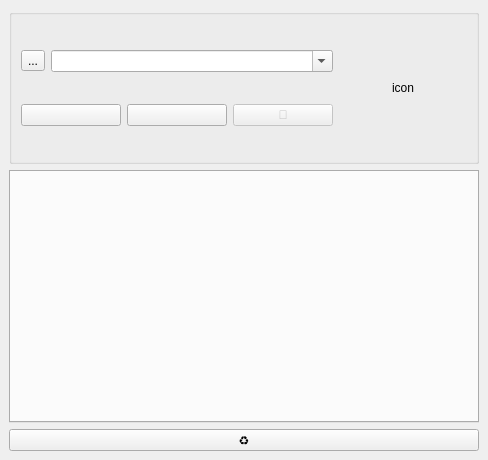
Old version of the form qsequoia2/qsequoia2_dockwidget.ui in the repository SequoiApp/Qsequoia2.
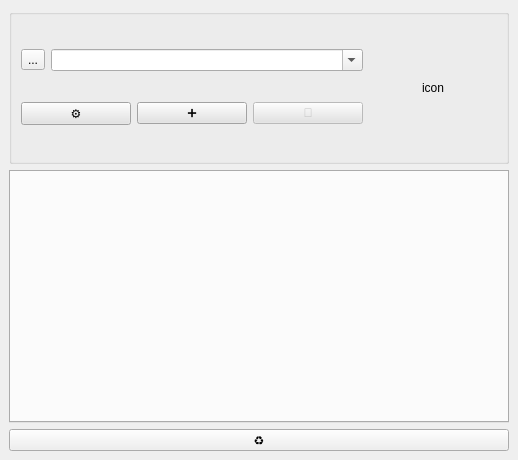
New version of the form. Icons and pictures are not drawn. Custom widgets are drawn as their Qt base class.

What changed in the file:
```diff
--- a/qsequoia2/qsequoia2_dockwidget.ui
+++ b/qsequoia2/qsequoia2_dockwidget.ui
@@ -6,13 +6,13 @@
    <rect>
     <x>0</x>
     <y>0</y>
-    <width>488</width>
+    <width>518</width>
     <height>460</height>
    </rect>
   </property>
   <property name="minimumSize">
    <size>
-    <width>488</width>
+    <width>518</width>
     <height>460</height>
    </size>
   </property>
@@ -67,6 +67,12 @@
              <property name="toolTip">
               <string>Paramètres généraux</string>
              </property>
+             <property name="styleSheet">
+              <string notr="true">background-color: rgb(227, 227, 227);</string>
+             </property>
+             <property name="text">
+              <string>⚙️</string>
+             </property>
             </widget>
            </item>
            <item>
@@ -74,6 +80,12 @@
              <property name="toolTip">
               <string>Créer un nouveau projet</string>
              </property>
+             <property name="styleSheet">
+              <string notr="true">background-color: rgb(227, 227, 227);</string>
+             </property>
+             <property name="text">
+              <string>➕</string>
+             </property>
             </widget>
            </item>
            <item>
@@ -84,6 +96,9 @@
              <property name="toolTip">
               <string>Ouvrir le dossier courant</string>
              </property>
+             <property name="styleSheet">
+              <string notr="true">background-color: rgb(227, 227, 227);</string>
+             </property>
              <property name="text">
               <string>📁</string>
              </property>
```
Left out of the diff: 2 changed lines with no effect on the pictures.
